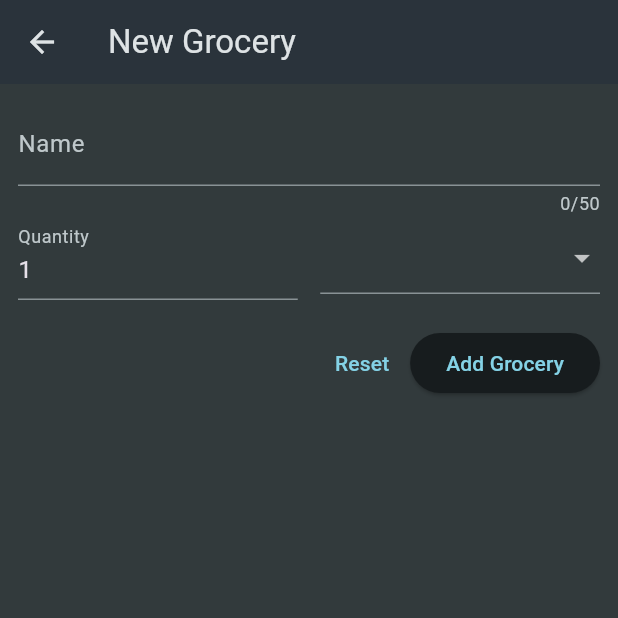
After one commit to Guruprasad-C/Synovra, a Flutter app: the screen it shows after launch, after a tap on the "add" icon, on a phone screen of 412 x 824 dp, the top half of it. The commit adds this screen. Run offline on Flutter 3.47's test engine with Material 3 defaults, Android fonts, the phone set to English and light mode, and no system bars.

Commit message:
Refactor GroceryList to StatefulWidget and add NewItem screen for adding groceries

```diff
--- a/lib/main.dart
+++ b/lib/main.dart
@@ -11,6 +11,7 @@ class MyApp extends StatelessWidget {
   @override
   Widget build(BuildContext context) {
     return MaterialApp(
+      debugShowCheckedModeBanner: false,
       title: 'Flutter Groceries',
       theme: ThemeData.dark().copyWith(
         colorScheme: ColorScheme.fromSeed(
--- a/lib/widgets/grocery_list.dart
+++ b/lib/widgets/grocery_list.dart
@@ -1,13 +1,26 @@
 import 'package:fifth_app/data/dummy_data.dart';
+import 'package:fifth_app/widgets/new_item.dart';
 import 'package:flutter/material.dart';
 
-class GroceryList extends StatelessWidget {
+class GroceryList extends StatefulWidget {
   const GroceryList({super.key});
+
+  @override
+  State<GroceryList> createState() => _GroceryListState();
+}
+
+class _GroceryListState extends State<GroceryList> {
+  void _addItem() {
+    Navigator.push(context, MaterialPageRoute(builder: (ctx) => NewItem()));
+  }
 
   @override
   Widget build(BuildContext context) {
     return Scaffold(
-      appBar: AppBar(title: Text('Your Groceries')),
+      appBar: AppBar(
+        title: Text('Your Groceries'),
+        actions: [IconButton(onPressed: _addItem, icon: Icon(Icons.add))],
+      ),
       body: ListView.builder(
         itemCount: groceryItems.length,
         itemBuilder: (ctx, index) => ListTile(
--- /dev/null
+++ b/lib/widgets/new_item.dart
@@ -0,0 +1,94 @@
+import 'package:fifth_app/data/categories.dart';
+import 'package:flutter/material.dart';
+
+class NewItem extends StatefulWidget {
+  const NewItem({super.key});
+
+  @override
+  State<NewItem> createState() => _NewItemState();
+}
+
+class _NewItemState extends State<NewItem> {
+  @override
+  Widget build(BuildContext context) {
+    return Scaffold(
+      appBar: AppBar(title: Text('New Grocery')),
+      body: Padding(
+        padding: const EdgeInsets.all(12),
+        child: Form(
+          child: Column(
+            children: [
+              TextFormField(
+                maxLength: 50,
+                decoration: InputDecoration(label: Text('Name')),
+                validator: (value) {
+                  if (value == null ||
+                      value.isEmpty ||
+                      value.trim().length <= 1 ||
+                      value.trim().length > 50) {
+                    return 'Must be between 1 and 50 characters.';
+                  }
+                  return null;
+                },
+              ),
+              Row(
+                children: [
+                  Expanded(
+                    child: TextFormField(
+                      decoration: InputDecoration(label: Text('Quantity')),
+                      validator: (value) {
+                        if (value == null ||
+                            value.isEmpty ||
+                            int.tryParse(value)! <= 0 ||
+                            int.tryParse(value) == null) {
+                          return 'Must be a valid, positive number.';
+                        }
+                        return null;
+                      },
+                      initialValue: '1',
+                    ),
+                  ),
+                  const SizedBox(width: 15),
+                  Expanded(
+                    child: DropdownButtonFormField(
+                      initialValue: ValueKey(categories.entries.first),
+                      items: [
+                        for (final category in categories.entries)
+                          DropdownMenuItem(
+                            value: category.value,
+                            child: Row(
+                              children: [
+                                Container(
+                                  height: 16,
+                                  width: 16,
+                                  color: category.value.color,
+                                ),
+                                const SizedBox(width: 6),
+                                Text(category.value.title),
+                              ],
+                            ),
+                          ),
+                      ],
+                      onChanged: (value) {},
+                    ),
+                  ),
+                ],
+              ),
+              const SizedBox(height: 18),
+              Row(
+                mainAxisAlignment: MainAxisAlignment.end,
+                children: [
+                  TextButton(onPressed: () {}, child: const Text('Reset')),
+                  ElevatedButton(
+                    onPressed: () {},
+                    child: const Text('Add Grocery'),
+                  ),
+                ],
+              ),
+            ],
+          ),
+        ),
+      ),
+    );
+  }
+}
```
